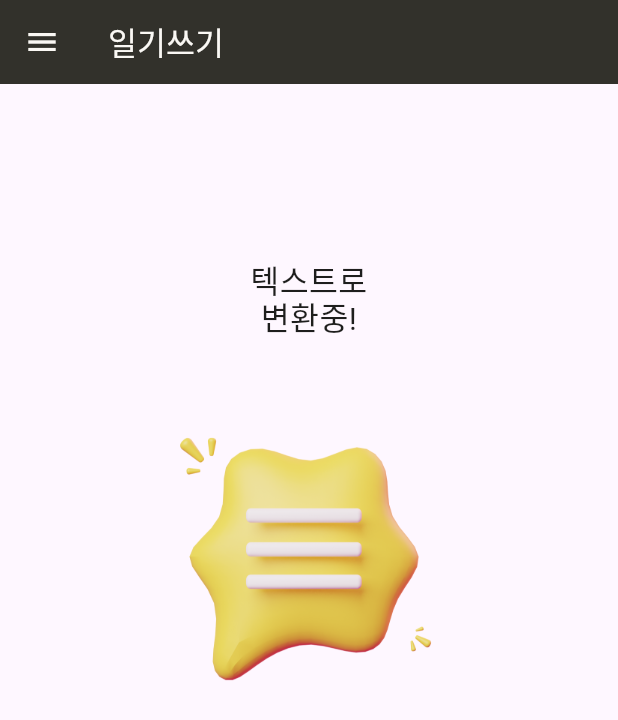
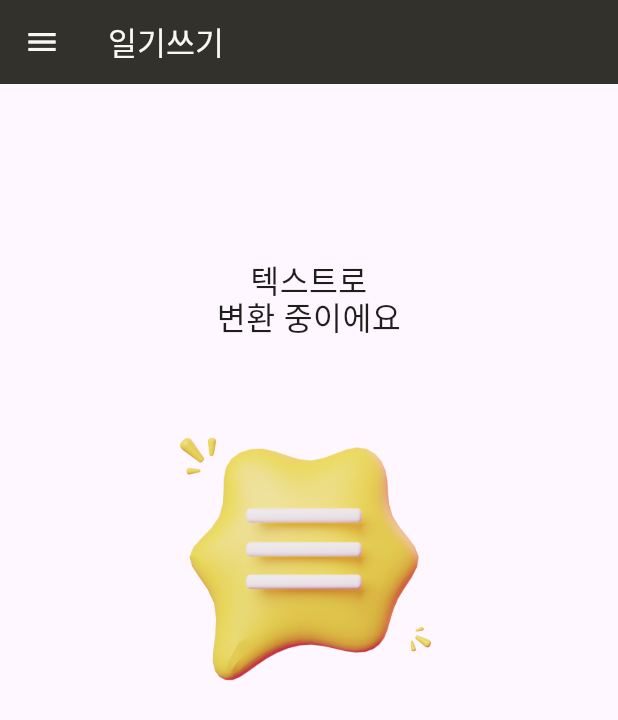
Before and after one commit to GwangjinJeong1/ddgood, a Flutter app: the ConvertPage screen opened directly, on a phone screen of 412 x 824 dp. Shown: the top 720 px of the screen. Run offline on Flutter 3.47's test engine with Material 3 defaults, Android fonts, the phone set to English and light mode, and no system bars; our stand-ins replace lottie, table_calendar; Roboto replaces fonts that are missing (Pretendard-Medium).

Commit message:
edit text on convert.dart

```diff
--- a/lib/convert.dart
+++ b/lib/convert.dart
@@ -65,7 +65,7 @@ class _ConvertPageState extends State<ConvertPage> {
             children: <Widget>[
               const SizedBox(height: 118),
               Text(
-                isTextConverted ? '변환이\n완료되었어요' : '텍스트로\n변환중!',
+                isTextConverted ? '변환이\n완료되었어요' : '텍스트로\n변환 중이에요',
                 textAlign: TextAlign.center, // 텍스트 중앙 정렬
                 style: hm21.copyWith(color: AppColor.text)
               ),
```
